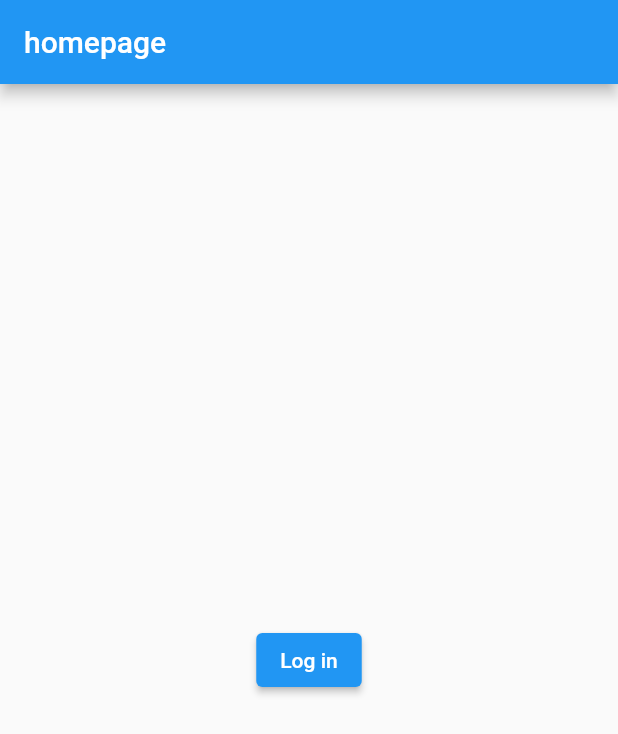
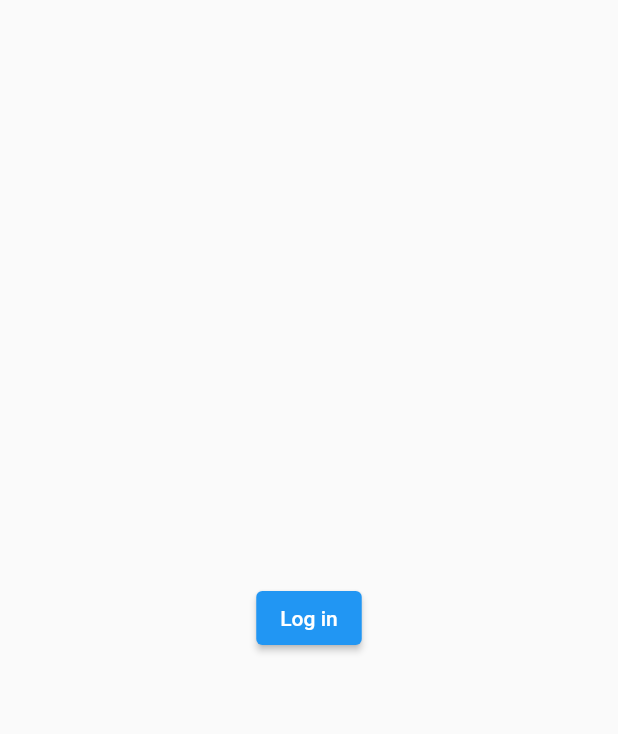
Before and after one commit to SolomonKassahun/digital-marketing-for-farmers-and-SSE, a Flutter app: the screen it shows after launch, on a phone screen of 412 x 824 dp. Shown: the top 734 px of the screen. Run offline on Flutter 3.47's test engine with Material 2 defaults, Android fonts, the phone set to English and light mode, and no system bars; our stand-ins replace firebase_core, flutter_bloc, shared_preferences; accounts and stored records are empty.

Commit message:
some addes

```diff
--- a/dmfsse/lib/main.dart
+++ b/dmfsse/lib/main.dart
@@ -9,7 +9,7 @@ import 'package:flutter_bloc/flutter_bloc.dart';
 import 'package:http/http.dart' as http;
 
 import 'bloc_observer.dart';
-import 'src/bloc/Auth/login_bloc.dart';
+import 'src/bloc/Auth/auth_bloc.dart';
 
 import 'src/data_repository/user_data_repository.dart';
 
--- a/dmfsse/lib/src/bloc/Auth/login_bloc.dart
+++ b/dmfsse/lib/src/bloc/Auth/auth_bloc.dart
@@ -2,8 +2,8 @@
 
 import 'dart:io';
 
-import 'package:dmfsse/src/bloc/Auth/login_event.dart';
-import 'package:dmfsse/src/bloc/Auth/login_state.dart';
+import 'package:dmfsse/src/bloc/Auth/auth_event.dart';
+import 'package:dmfsse/src/bloc/Auth/auth_state.dart';
 import 'package:dmfsse/src/data_repository/user_data_repository.dart';
 import 'package:dmfsse/src/models/login_info.dart';
 import 'package:flutter_bloc/flutter_bloc.dart';
--- a/dmfsse/lib/src/screens/homepage_screen.dart
+++ b/dmfsse/lib/src/screens/homepage_screen.dart
@@ -14,7 +14,7 @@ class _HomepageState extends State<Homepage> {
   @override
   Widget build(BuildContext context) {
     return  Scaffold(
-      appBar: AppBar(title: const Text("homepage"),),
+
       body: Center(
         child: ElevatedButton(onPressed: (){
           Navigator.pushNamed(context, LoginScreen.routeName);
--- a/dmfsse/lib/src/screens/login_screen.dart
+++ b/dmfsse/lib/src/screens/login_screen.dart
@@ -1,6 +1,6 @@
-import 'package:dmfsse/src/bloc/Auth/login_bloc.dart';
-import 'package:dmfsse/src/bloc/Auth/login_event.dart';
-import 'package:dmfsse/src/bloc/Auth/login_state.dart';
+import 'package:dmfsse/src/bloc/Auth/auth_bloc.dart';
+import 'package:dmfsse/src/bloc/Auth/auth_event.dart';
+import 'package:dmfsse/src/bloc/Auth/auth_state.dart';
 import 'package:dmfsse/src/models/login_info.dart';
 import 'package:dmfsse/src/screens/customer/customer_homepage.dart';
 import 'package:dmfsse/src/screens/farmer/farmer_homepage.dart';
```
Also changed, not shown: dmfsse/lib/src/bloc/Auth/auth_event.dart (renamed from dmfsse/lib/src/bloc/Auth/login_event.dart), dmfsse/lib/src/bloc/Auth/auth_state.dart (renamed from dmfsse/lib/src/bloc/Auth/login_state.dart).
